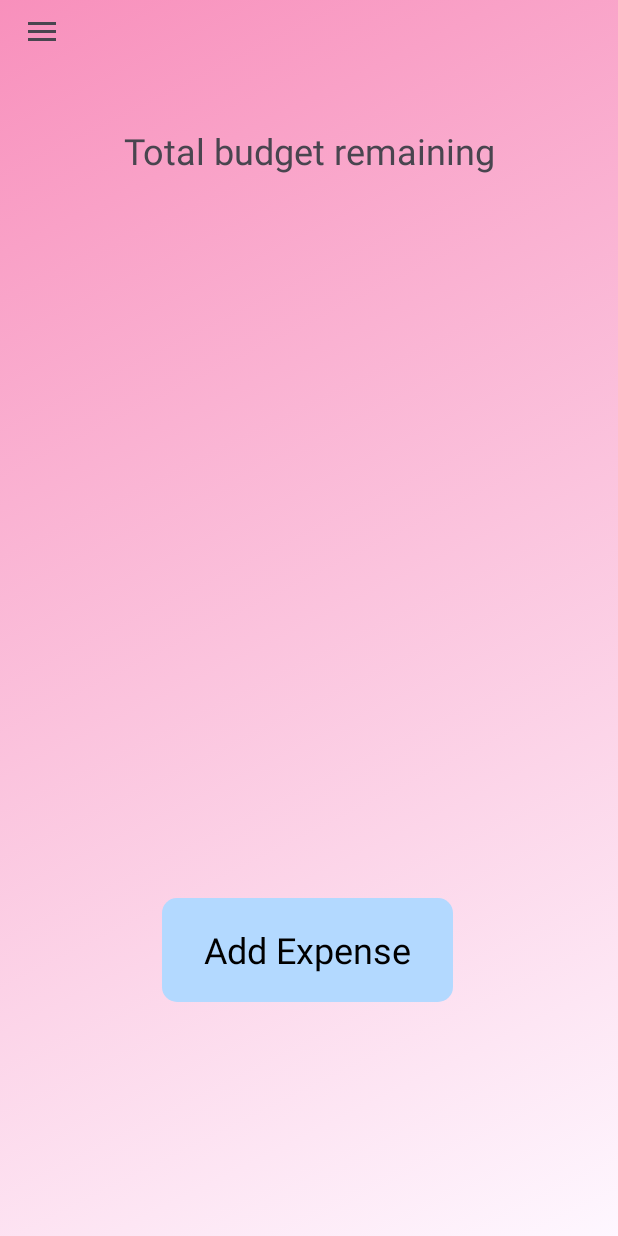
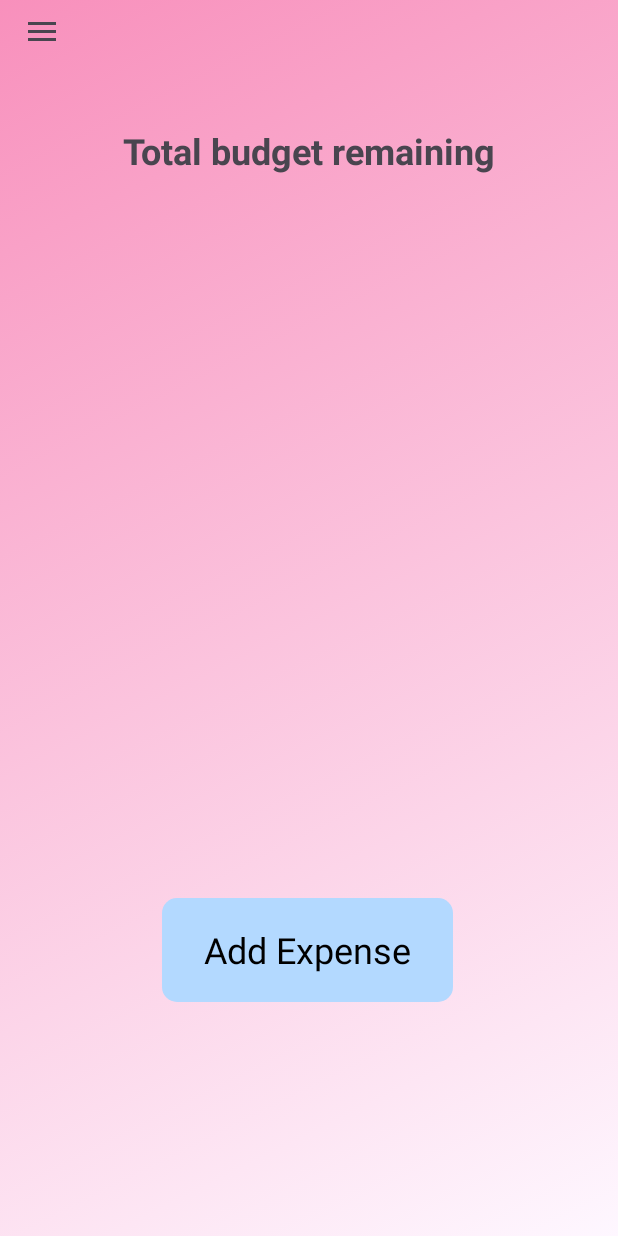
Before and after one commit to GiGiGitHubye/MyBudget, an Android app: the Home screen opened directly, with no data from a screen before it, on a phone screen of 412 x 824 dp. Run offline under Robolectric (Android 15) with nearby library versions, the phone set to English and light mode, and no system bars; our stand-ins replace Firebase (no records; nobody signed in at launch, a user with empty details on screens opened directly); Roboto replaces fonts that are not available here.

Commit message:
Layout on Home Page

```diff
--- a/app/src/main/res/layout/activity_home.xml
+++ b/app/src/main/res/layout/activity_home.xml
@@ -60,6 +60,7 @@
             android:fontFamily="@font/indie_flower"
             android:gravity="center"
             android:text="Total budget remaining"
+            android:textStyle="bold"
             android:textSize="24sp"
             app:layout_constraintEnd_toEndOf="parent"
             app:layout_constraintStart_toStartOf="parent"
@@ -72,7 +73,8 @@
             android:layout_marginTop="16dp"
             android:foregroundGravity="center_horizontal"
             android:gravity="center"
-            android:textSize="20sp"
+            android:textSize="25sp"
+            android:textStyle="bold"
             app:layout_constraintEnd_toEndOf="parent"
             app:layout_constraintHorizontal_bias="0.497"
             app:layout_constraintStart_toStartOf="parent"
```
